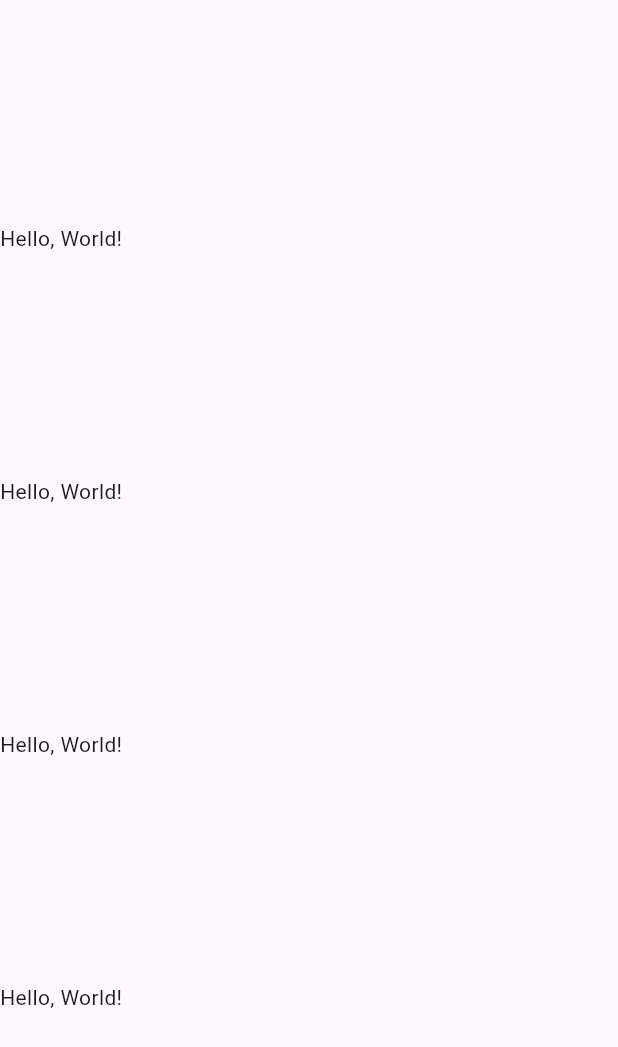
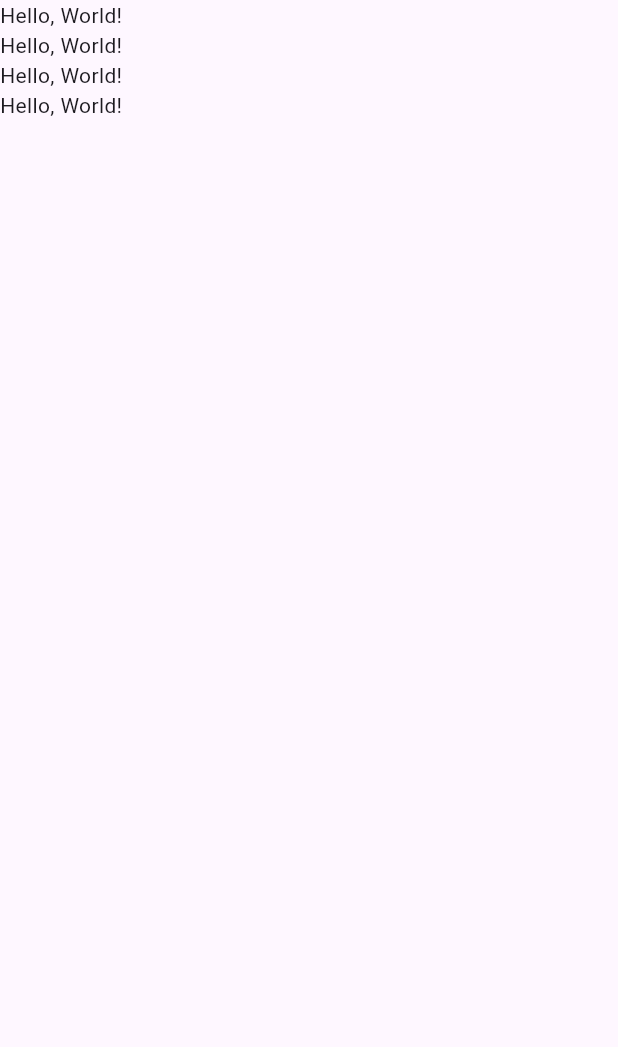
Before and after one commit to timinguniq/flutter_widget, a Flutter app: the screen it shows after launch, on a phone screen of 412 x 824 dp. Shown: the top 1047 px of the screen. Run offline on Flutter 3.47's test engine with Material 3 defaults, Android fonts, the light colour scheme and no system bars.

Commit message:
feat: init

```diff
--- a/column_widget/lib/main.dart
+++ b/column_widget/lib/main.dart
@@ -30,8 +30,8 @@ class MyHomePage extends StatelessWidget {
         child: SizedBox(
           width: double.infinity,
           child: Column(
-            mainAxisAlignment: MainAxisAlignment.spaceEvenly,
-            crossAxisAlignment: CrossAxisAlignment.stretch,
+            mainAxisAlignment: MainAxisAlignment.start,
+            crossAxisAlignment: CrossAxisAlignment.start,
             children: [
               Text('Hello, World!'),
               Text('Hello, World!'),
```
